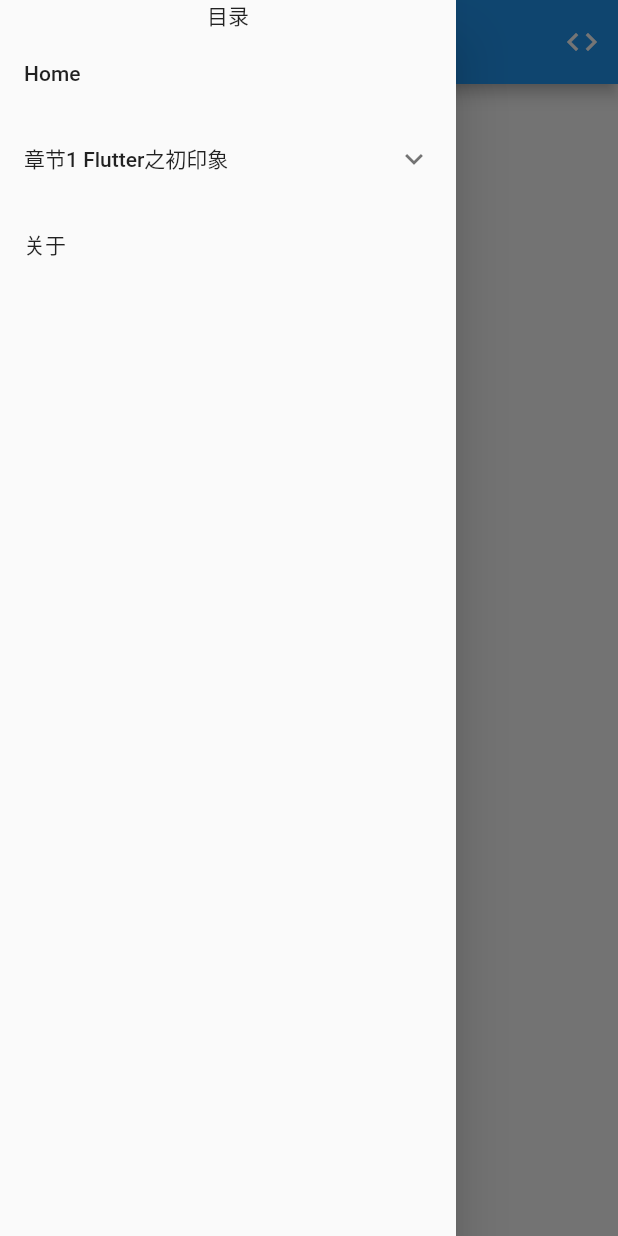
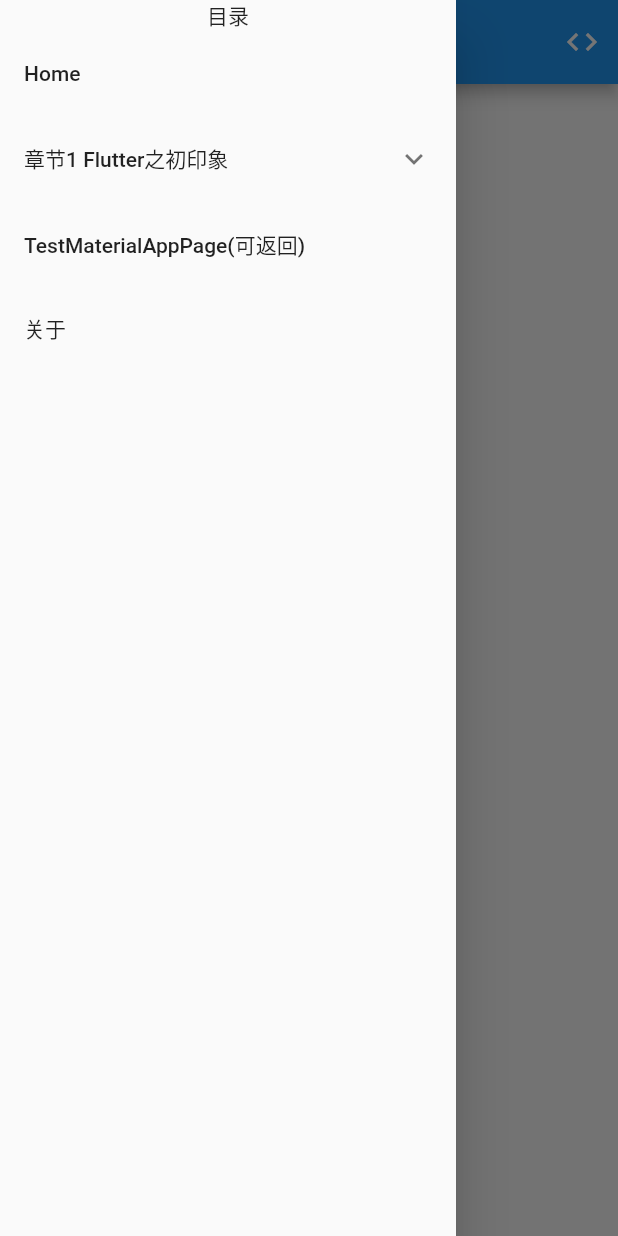
Before and after one commit to felixyin/codes_flutter, a Flutter app: the HelloFlutterPage screen opened by its route, with the side drawer open, on a phone screen of 412 x 824 dp. Run offline on Flutter 3.47's test engine with Material 2 defaults, Android fonts, the phone set to English and light mode, and no system bars; missing offline and left inert: flutter_webview_plugin.

Commit message:
tag v0.1

```diff
--- a/lib/01Flutter之初印象/01hello_flutter.dart
+++ b/lib/01Flutter之初印象/01hello_flutter.dart
@@ -2,7 +2,6 @@ import 'package:flutter/material.dart';
 import '../my_scaffold.dart';
 
 class HelloFlutterPage extends StatefulWidget {
-  static final routeName = '/HelloFlutterPage';
   _HelloFlutterPageState createState() => _HelloFlutterPageState();
 }
 
--- a/lib/01Flutter之初印象/test_material_app.dart
+++ b/lib/01Flutter之初印象/test_material_app.dart
@@ -3,7 +3,6 @@ import '../my_scaffold.dart';
 import '../category.dart';
 
 class TestMaterialAppPage extends StatefulWidget {
-  static final routeName = '/TestMaterialAppPage';
   _TestMaterialAppPageState createState() => _TestMaterialAppPageState();
 }
 
--- a/lib/category.dart
+++ b/lib/category.dart
@@ -4,27 +4,27 @@ import '01Flutter之初印象/01hello_flutter.dart';
 import '01Flutter之初印象/test_material_app.dart';
 
 ///
-/// * 每新讲一课，新的菜单在这里配置：
+///  每新讲一课，新的菜单在这里配置：
 ///
 final List<CategoryModel> _cmList = <CategoryModel>[
   CategoryModel(
     'Home',
-    routeName: MyHomePage.routeName,
+    routeName: '/$MyHomePage',
     routeValue: (context) => MyHomePage(title: 'Home'),
   ),
   CategoryModel('章节1 Flutter之初印象', items: [
     CategoryModel(
-      'HelloFlutterPage',
-      routeName: HelloFlutterPage.routeName,
+      'Hello Flutter',
+      routeName: '/$HelloFlutterPage',
       routeValue: (context) => HelloFlutterPage(),
     ),
-    CategoryModel(
-      'TestMaterialAppPage(可返回)',
-      routeName: TestMaterialAppPage.routeName,
-      routeValue: (context) => TestMaterialAppPage(),
-      isAllowBack: true,
-    ),
   ]),
+  CategoryModel(
+    'TestMaterialAppPage(可返回)',
+    routeName: '/$TestMaterialAppPage',
+    routeValue: (context) => TestMaterialAppPage(),
+    isAllowBack: true,
+  ),
 ];
 
 Map<String, WidgetBuilder> convertCategoryModelToRouteEntry(List<CategoryModel> items) {
@@ -40,8 +40,8 @@ Map<String, WidgetBuilder> convertCategoryModelToRouteEntry(List<CategoryModel>
   return _routeMap;
 }
 
-/// * 导出 routeMap给 MaterialApp.route 属性使用
-/// * 参考 [MyApp] 16行
+///  导出 routeMap给 MaterialApp.route 属性使用
+///  参考 [MyApp] 16行
 final routeMap = convertCategoryModelToRouteEntry(_cmList);
 
 class CategoryDrawer extends StatefulWidget {
@@ -96,9 +96,15 @@ class _CategoryDrawerState extends State<CategoryDrawer> {
 
   @override
   Widget build(BuildContext context) {
-    print('---------');
+    final children = <Widget>[
+      Container(
+        child: Text('目录'),
+      ),
+    ];
 
-    final about = ListTile(
+    // 将配置的菜单树对象转换为折叠菜单Widget
+    children.addAll(_cmList.map(convertCategoryModelToWidget).toList());
+    children.add(ListTile(
       title: Text('关于'),
       onTap: () {
         showAboutDialog(
@@ -113,16 +119,7 @@ class _CategoryDrawerState extends State<CategoryDrawer> {
           context: context,
         );
       },
-    );
-
-    final children = <Widget>[
-      Container(
-        child: Text('目录'),
-      ),
-    ];
-    // 将配置的菜单树对象转换为折叠菜单Widget
-    children.addAll(_cmList.map(convertCategoryModelToWidget).toList());
-    children.add(about);
+    ));
 
     return Drawer(
       child: Column(
@@ -132,8 +129,7 @@ class _CategoryDrawerState extends State<CategoryDrawer> {
   }
 }
 
-///
-/// * 菜单模型，代表一个菜单
+///  菜单模型，代表一个菜单
 class CategoryModel {
   CategoryModel(
     this.title, {
--- a/lib/home.dart
+++ b/lib/home.dart
@@ -2,7 +2,6 @@ import 'package:flutter/material.dart';
 import 'my_scaffold.dart';
 
 class MyHomePage extends StatefulWidget {
-  static final routeName = '/MyHomePage';
   MyHomePage({Key key, this.title}) : super(key: key);
   final String title;
   @override
```
